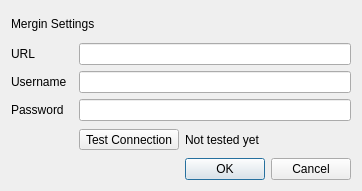
Qt form Mergin/ui/ui_config.ui (MerginMaps/qgis-plugin) before a commit.
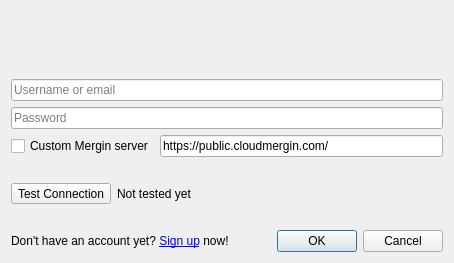
The same form after that commit. Icons and pictures are not drawn. Custom widgets are drawn as their Qt base class.

Commit message: improved settings dialog (closes #33 #6)

What changed in the file:
```diff
--- a/Mergin/ui/ui_config.ui
+++ b/Mergin/ui/ui_config.ui
@@ -6,62 +6,66 @@
    <rect>
     <x>0</x>
     <y>0</y>
-    <width>362</width>
-    <height>191</height>
+    <width>454</width>
+    <height>263</height>
    </rect>
   </property>
   <property name="windowTitle">
    <string>Mergin Settings</string>
   </property>
-  <layout class="QGridLayout" name="gridLayout_2">
-   <item row="1" column="0">
-    <widget class="QLabel" name="label">
-     <property name="text">
-      <string>URL</string>
-     </property>
-    </widget>
-   </item>
-   <item row="0" column="0" colspan="3">
+  <layout class="QVBoxLayout" name="verticalLayout">
+   <item alignment="Qt::AlignHCenter|Qt::AlignVCenter">
     <widget class="QLabel" name="label_2">
+     <property name="maximumSize">
+      <size>
+       <width>160</width>
+       <height>76</height>
+      </size>
+     </property>
      <property name="text">
-      <string>Mergin Settings</string>
+      <string/>
      </property>
     </widget>
    </item>
-   <item row="1" column="2">
-    <widget class="QLineEdit" name="merginURL"/>
-   </item>
-   <item row="2" column="2">
-    <widget class="QLineEdit" name="username"/>
-   </item>
-   <item row="2" column="0">
-    <widget class="QLabel" name="label_3">
-     <property name="text">
-      <string>Username</string>
+   <item>
+    <widget class="QLineEdit" name="username">
+     <property name="placeholderText">
+      <string>Username or email</string>
      </property>
     </widget>
    </item>
-   <item row="3" column="2">
-    <widget class="QgsPasswordLineEdit" name="password"/>
-   </item>
-   <item row="3" column="0">
-    <widget class="QLabel" name="label_4">
+   <item>
+    <widget class="QgsPasswordLineEdit" name="password">
      <property name="text">
+      <string/>
+     </property>
+     <property name="placeholderText">
       <string>Password</string>
      </property>
     </widget>
    </item>
-   <item row="9" column="2">
-    <widget class="QDialogButtonBox" name="buttonBox">
-     <property name="orientation">
-      <enum>Qt::Horizontal</enum>
-     </property>
-     <property name="standardButtons">
-      <set>QDialogButtonBox::Cancel|QDialogButtonBox::Ok</set>
-     </property>
-    </widget>
+   <item>
+    <layout class="QHBoxLayout" name="horizontalLayout_2">
+     <item>
+      <widget class="QCheckBox" name="custom_url">
+       <property name="text">
+        <string>Custom Mergin server</string>
+       </property>
+      </widget>
+     </item>
+     <item>
+      <widget class="QLineEdit" name="merginURL">
+       <property name="text">
+        <string>https://public.cloudmergin.com/</string>
+       </property>
+       <property name="placeholderText">
+        <string>URL</string>
+       </property>
+      </widget>
+     </item>
+    </layout>
    </item>
-   <item row="8" column="2">
+   <item>
     <layout class="QHBoxLayout" name="horizontalLayout">
      <item>
       <widget class="QToolButton" name="test_connection_btn">
@@ -79,6 +83,30 @@
      </item>
     </layout>
    </item>
+   <item>
+    <layout class="QHBoxLayout" name="horizontalLayout_3">
+     <item>
+      <widget class="QLabel" name="label">
+       <property name="text">
+        <string>&lt;html&gt;&lt;head/&gt;&lt;body&gt;&lt;p&gt;&lt;span style=&quot; font-size:9pt;&quot;&gt;Don't have an account yet? &lt;/span&gt;&lt;a href=&quot;https://public.cloudmergin.com/&quot;&gt;&lt;span style=&quot; font-size:9pt; text-decoration: underline; color:#0000ff;&quot;&gt;Sign up&lt;/span&gt;&lt;/a&gt;&lt;span style=&quot; font-size:9pt;&quot;&gt; now!&lt;/span&gt;&lt;/p&gt;&lt;/body&gt;&lt;/html&gt;</string>
+       </property>
+       <property name="openExternalLinks">
+        <bool>true</bool>
+       </property>
+      </widget>
+     </item>
+     <item>
+      <widget class="QDialogButtonBox" name="buttonBox">
+       <property name="orientation">
+        <enum>Qt::Horizontal</enum>
+       </property>
+       <property name="standardButtons">
+        <set>QDialogButtonBox::Cancel|QDialogButtonBox::Ok</set>
+       </property>
+      </widget>
+     </item>
+    </layout>
+   </item>
   </layout>
  </widget>
  <customwidgets>
```
Left out of the diff: 6 changed lines with no effect on the pictures. The commit also changes 2 other files.
